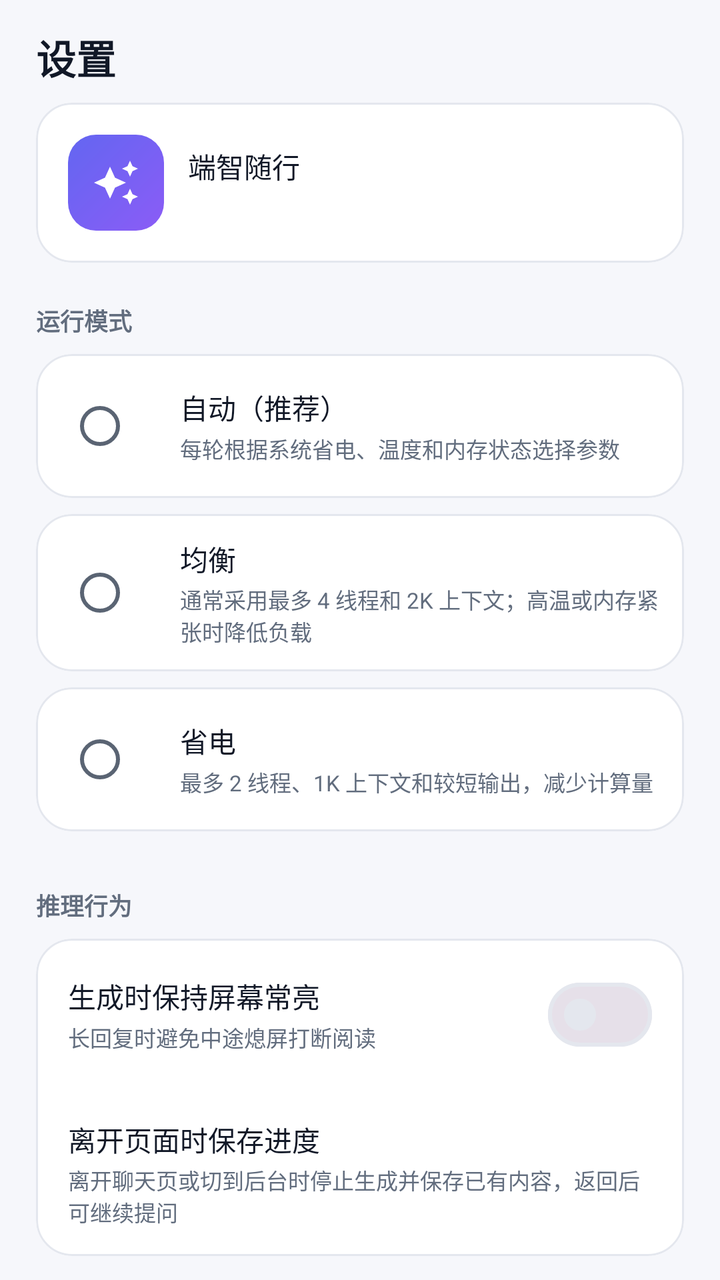
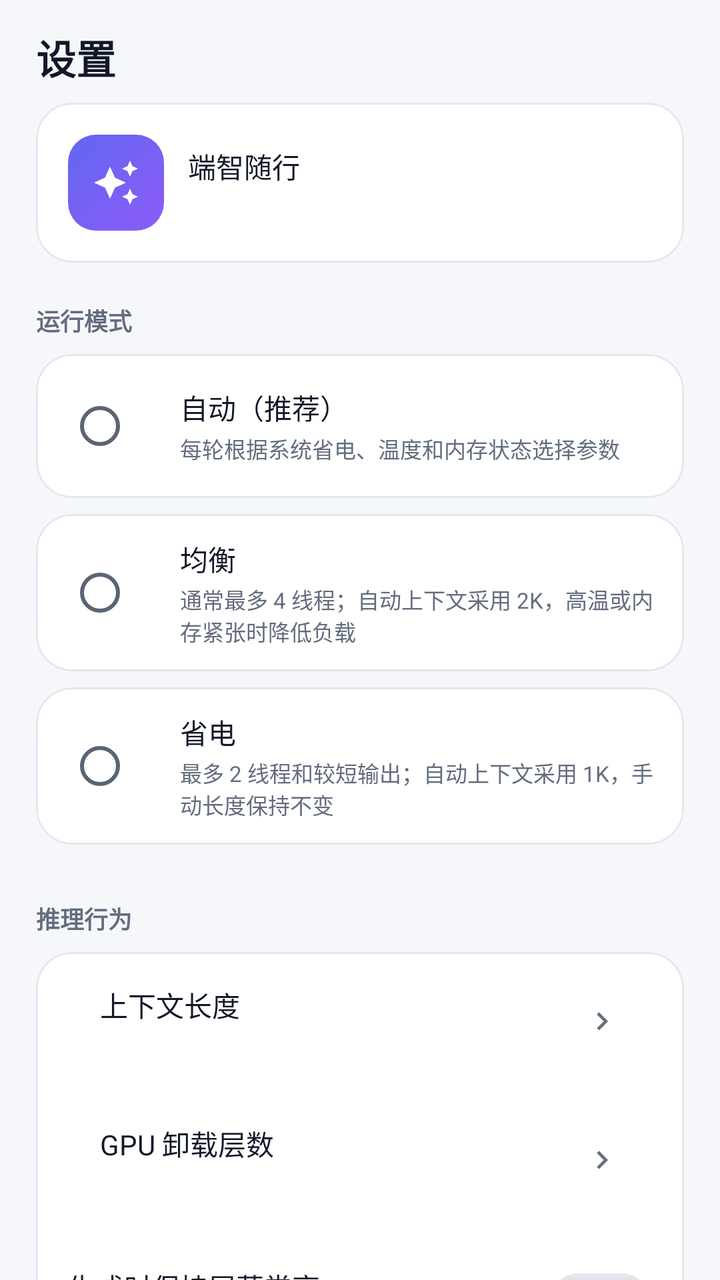

Before-and-after screenshots of an Android layout around one commit, followed by the original layout XML and the change that was made.
<!-- AndroidManifest.xml: application theme Theme.LocalAI -->
<!-- res/layout/fragment_settings.xml -->
<?xml version="1.0" encoding="utf-8"?>
<ScrollView xmlns:android="http://schemas.android.com/apk/res/android"
    xmlns:app="http://schemas.android.com/apk/res-auto"
    android:layout_width="match_parent"
    android:layout_height="match_parent"
    android:scrollbars="none">

    <LinearLayout
        android:layout_width="match_parent"
        android:layout_height="wrap_content"
        android:orientation="vertical"
        android:paddingBottom="28dp">

        <TextView
            style="@style/Text.App.PageTitle"
            android:layout_width="wrap_content"
            android:layout_height="wrap_content"
            android:text="@string/settings_title"
            android:paddingStart="@dimen/pad_screen"
            android:paddingEnd="@dimen/pad_screen"
            android:paddingTop="14dp" />

        
        <com.google.android.material.card.MaterialCardView
            android:layout_width="match_parent"
            android:layout_height="wrap_content"
            android:layout_marginStart="@dimen/pad_screen"
            android:layout_marginEnd="@dimen/pad_screen"
            android:layout_marginTop="@dimen/gap_sm">

            <LinearLayout
                android:layout_width="match_parent"
                android:layout_height="wrap_content"
                android:orientation="horizontal"
                android:gravity="center_vertical"
                android:padding="16dp">

                <FrameLayout
                    android:layout_width="48dp"
                    android:layout_height="48dp">

                    <View
                        android:layout_width="match_parent"
                        android:layout_height="match_parent"
                        android:background="@drawable/grad_a" />

                    <ImageView
                        android:layout_width="24dp"
                        android:layout_height="24dp"
                        android:layout_gravity="center"
                        android:src="@drawable/ic_sparkle"
                        app:tint="@android:color/white" />
                </FrameLayout>

                <LinearLayout
                    android:layout_width="0dp"
                    android:layout_height="wrap_content"
                    android:layout_weight="1"
                    android:layout_marginStart="12dp"
                    android:orientation="vertical">

                    <TextView
                        style="@style/Text.App.ItemTitle"
                        android:layout_width="wrap_content"
                        android:layout_height="wrap_content"
                        android:text="@string/app_name" />

                    <TextView
                        android:id="@+id/text_version"
                        style="@style/Text.App.Caption"
                        android:layout_width="wrap_content"
                        android:layout_height="wrap_content"
                        android:layout_marginTop="2dp" />
                </LinearLayout>
            </LinearLayout>
        </com.google.android.material.card.MaterialCardView>

        
        <TextView
            style="@style/GroupLabel"
            android:layout_width="wrap_content"
            android:layout_height="wrap_content"
            android:text="@string/group_mode" />

        <com.google.android.material.card.MaterialCardView
            android:id="@+id/mode_auto"
            style="@style/ModeCard">

            <LinearLayout
                android:layout_width="match_parent"
                android:layout_height="wrap_content"
                android:orientation="horizontal"
                android:gravity="center_vertical"
                android:padding="12dp">

                <RadioButton
                    android:id="@+id/radio_auto"
                    style="@style/ModeRadio" />

                <LinearLayout style="@style/ModeTextCol">
                    <TextView style="@style/Text.App.ItemTitle" android:layout_width="match_parent" android:layout_height="wrap_content" android:text="@string/mode_auto" />
                    <TextView style="@style/Text.App.Caption" android:layout_width="match_parent" android:layout_height="wrap_content" android:layout_marginTop="2dp" android:text="@string/mode_auto_desc" />
                </LinearLayout>
            </LinearLayout>
        </com.google.android.material.card.MaterialCardView>

        <com.google.android.material.card.MaterialCardView
            android:id="@+id/mode_balanced"
            style="@style/ModeCard">

            <LinearLayout
                android:layout_width="match_parent"
                android:layout_height="wrap_content"
                android:orientation="horizontal"
                android:gravity="center_vertical"
                android:padding="12dp">

                <RadioButton
                    android:id="@+id/radio_balanced"
                    style="@style/ModeRadio" />

                <LinearLayout style="@style/ModeTextCol">
                    <TextView style="@style/Text.App.ItemTitle" android:layout_width="match_parent" android:layout_height="wrap_content" android:text="@string/mode_balanced" />
                    <TextView style="@style/Text.App.Caption" android:layout_width="match_parent" android:layout_height="wrap_content" android:layout_marginTop="2dp" android:text="@string/mode_balanced_desc" />
                </LinearLayout>
            </LinearLayout>
        </com.google.android.material.card.MaterialCardView>

        <com.google.android.material.card.MaterialCardView
            android:id="@+id/mode_saver"
            style="@style/ModeCard">

            <LinearLayout
                android:layout_width="match_parent"
                android:layout_height="wrap_content"
                android:orientation="horizontal"
                android:gravity="center_vertical"
                android:padding="12dp">

                <RadioButton
                    android:id="@+id/radio_saver"
                    style="@style/ModeRadio" />

                <LinearLayout style="@style/ModeTextCol">
                    <TextView style="@style/Text.App.ItemTitle" android:layout_width="match_parent" android:layout_height="wrap_content" android:text="@string/mode_saver" />
                    <TextView style="@style/Text.App.Caption" android:layout_width="match_parent" android:layout_height="wrap_content" android:layout_marginTop="2dp" android:text="@string/mode_saver_desc" />
                </LinearLayout>
            </LinearLayout>
        </com.google.android.material.card.MaterialCardView>

        
        <TextView
            style="@style/GroupLabel"
            android:layout_width="wrap_content"
            android:layout_height="wrap_content"
            android:text="@string/group_inference" />

        <com.google.android.material.card.MaterialCardView
            android:layout_width="match_parent"
            android:layout_height="wrap_content"
            android:layout_marginStart="@dimen/pad_screen"
            android:layout_marginEnd="@dimen/pad_screen">

            <LinearLayout
                android:layout_width="match_parent"
                android:layout_height="wrap_content"
                android:orientation="vertical"
                android:paddingStart="16dp"
                android:paddingEnd="16dp">

                <LinearLayout style="@style/SwitchRow">
                    <LinearLayout style="@style/SwitchTextCol">
                        <TextView style="@style/RowTitle" android:text="@string/sw_keep_screen" />
                        <TextView style="@style/Text.App.Caption" android:layout_width="match_parent" android:layout_height="wrap_content" android:layout_marginTop="2dp" android:text="@string/sw_keep_screen_sub" />
                    </LinearLayout>
                    <com.google.android.material.materialswitch.MaterialSwitch
                        android:id="@+id/sw_keep_screen"
                        style="@style/RowSwitch" />
                </LinearLayout>

                <LinearLayout style="@style/SwitchRow">
                    <LinearLayout style="@style/SwitchTextCol">
                        <TextView style="@style/RowTitle" android:text="@string/sw_bg_gen" />
                        <TextView style="@style/Text.App.Caption" android:layout_width="match_parent" android:layout_height="wrap_content" android:layout_marginTop="2dp" android:text="@string/sw_bg_gen_sub" />
                    </LinearLayout>
                </LinearLayout>
            </LinearLayout>
        </com.google.android.material.card.MaterialCardView>

        
        <TextView
            style="@style/GroupLabel"
            android:layout_width="wrap_content"
            android:layout_height="wrap_content"
            android:text="@string/group_storage" />

        <com.google.android.material.card.MaterialCardView
            android:layout_width="match_parent"
            android:layout_height="wrap_content"
            android:layout_marginStart="@dimen/pad_screen"
            android:layout_marginEnd="@dimen/pad_screen">

            <LinearLayout
                android:layout_width="match_parent"
                android:layout_height="wrap_content"
                android:orientation="vertical">

                <LinearLayout
                    android:id="@+id/row_clear_cache"
                    style="@style/TapRow">

                    <LinearLayout style="@style/SwitchTextCol">
                        <TextView style="@style/RowTitle" android:text="@string/row_clear_cache" />
                        <TextView
                            android:id="@+id/text_cache_size"
                            style="@style/Text.App.Caption"
                            android:layout_width="wrap_content"
                            android:layout_height="wrap_content"
                            android:layout_marginTop="2dp" />
                    </LinearLayout>

                    <ImageView style="@style/Chevron" android:src="@drawable/ic_chevron_right" />
                </LinearLayout>

                <LinearLayout
                    android:id="@+id/row_clear_sessions"
                    style="@style/TapRow">

                    <LinearLayout style="@style/SwitchTextCol">
                        <TextView
                            style="@style/RowTitle"
                            android:textColor="@color/status_danger"
                            android:text="@string/row_clear_sessions" />
                    </LinearLayout>

                    <ImageView style="@style/Chevron" android:src="@drawable/ic_chevron_right" />
                </LinearLayout>
            </LinearLayout>
        </com.google.android.material.card.MaterialCardView>

        
        <TextView
            style="@style/GroupLabel"
            android:layout_width="wrap_content"
            android:layout_height="wrap_content"
            android:text="@string/group_privacy" />

        <com.google.android.material.card.MaterialCardView
            android:layout_width="match_parent"
            android:layout_height="wrap_content"
            android:layout_marginStart="@dimen/pad_screen"
            android:layout_marginEnd="@dimen/pad_screen">

            <LinearLayout
                android:id="@+id/row_privacy"
                style="@style/TapRow">

                <LinearLayout style="@style/SwitchTextCol">
                    <TextView style="@style/RowTitle" android:text="@string/privacy_title" />
                    <TextView style="@style/Text.App.Caption" android:layout_width="match_parent" android:layout_height="wrap_content" android:layout_marginTop="2dp" android:text="@string/sw_metrics_sub" />
                </LinearLayout>

                <ImageView style="@style/Chevron" android:src="@drawable/ic_chevron_right" />
            </LinearLayout>
        </com.google.android.material.card.MaterialCardView>

        
        <TextView
            style="@style/GroupLabel"
            android:layout_width="wrap_content"
            android:layout_height="wrap_content"
            android:text="@string/group_about" />

        <com.google.android.material.card.MaterialCardView
            android:layout_width="match_parent"
            android:layout_height="wrap_content"
            android:layout_marginStart="@dimen/pad_screen"
            android:layout_marginEnd="@dimen/pad_screen">

            <LinearLayout
                android:layout_width="match_parent"
                android:layout_height="wrap_content"
                android:orientation="vertical">

                <LinearLayout
                    android:id="@+id/row_license"
                    style="@style/TapRow">

                    <LinearLayout style="@style/SwitchTextCol">
                        <TextView style="@style/RowTitle" android:text="@string/row_license" />
                        <TextView style="@style/Text.App.Caption" android:layout_width="wrap_content" android:layout_height="wrap_content" android:layout_marginTop="2dp" android:text="@string/row_license_sub" />
                    </LinearLayout>

                    <ImageView style="@style/Chevron" android:src="@drawable/ic_chevron_right" />
                </LinearLayout>
            </LinearLayout>
        </com.google.android.material.card.MaterialCardView>
    </LinearLayout>
</ScrollView>
<!-- resources referenced by this layout -->
<resources>
  <color name="status_danger">#DC2626</color>
  <dimen name="gap_sm">8dp</dimen>
  <dimen name="pad_screen">18dp</dimen>
  <string name="app_name">端智随行</string>
  <string name="group_about">关于</string>
  <string name="group_inference">推理行为</string>
  <string name="group_mode">运行模式</string>
  <string name="group_privacy">隐私</string>
  <string name="group_storage">存储与数据</string>
  <string name="mode_auto">自动（推荐）</string>
  <string name="mode_auto_desc">每轮根据系统省电、温度和内存状态选择参数</string>
  <string name="mode_balanced">均衡</string>
  <string name="mode_balanced_desc">通常采用最多 4 线程和 2K 上下文；高温或内存紧张时降低负载</string>
  <string name="mode_saver">省电</string>
  <string name="mode_saver_desc">最多 2 线程、1K 上下文和较短输出，减少计算量</string>
  <string name="privacy_title">隐私与数据说明</string>
  <string name="row_clear_cache">清理临时缓存</string>
  <string name="row_clear_sessions">清空全部会话</string>
  <string name="row_license">开源许可证</string>
  <string name="row_license_sub">离线查看组件归属、版本与完整许可文本</string>
  <string name="settings_title">设置</string>
  <string name="sw_bg_gen">离开页面时保存进度</string>
  <string name="sw_bg_gen_sub">离开聊天页或切到后台时停止生成并保存已有内容，返回后可继续提问</string>
  <string name="sw_keep_screen">生成时保持屏幕常亮</string>
  <string name="sw_keep_screen_sub">长回复时避免中途熄屏打断阅读</string>
  <string name="sw_metrics_sub">模型下载需要联网；聊天推理在本机完成，不上传对话或性能数据</string>
  <style name="Chevron">
          <item name="android:layout_width">18dp</item>
          <item name="android:layout_height">18dp</item>
          <item name="tint">@color/text_tertiary</item>
      </style>
  <style name="RowSwitch">
          <item name="android:layout_width">wrap_content</item>
          <item name="android:layout_height">wrap_content</item>
          <item name="android:layout_marginStart">12dp</item>
      </style>
  <style name="RowTitle" parent="android:TextAppearance">
          <item name="android:layout_width">wrap_content</item>
          <item name="android:layout_height">wrap_content</item>
          <item name="android:textSize">14sp</item>
          <item name="android:textColor">@color/text_primary</item>
      </style>
  <style name="SwitchTextCol">
          <item name="android:layout_width">0dp</item>
          <item name="android:layout_weight">1</item>
          <item name="android:layout_height">wrap_content</item>
          <item name="android:orientation">vertical</item>
      </style>
  <style name="Text.App.Caption" parent="android:TextAppearance">
          <item name="android:textSize">11sp</item>
          <item name="android:textColor">@color/text_tertiary</item>
      </style>
  <color name="text_tertiary">#626D7E</color>
  <color name="text_primary">#111827</color>
  <color name="md_primary">#4F46E5</color>
  <color name="md_on_primary">#FFFFFF</color>
  <color name="md_primary_container">#E0E7FF</color>
  <color name="md_on_primary_container">#1E1B4B</color>
  <color name="md_secondary">#0D9488</color>
  <color name="md_on_secondary">#FFFFFF</color>
  <color name="md_secondary_container">#CCFBF1</color>
  <color name="md_on_secondary_container">#042F2E</color>
  <color name="md_tertiary">#D97706</color>
  <color name="md_on_tertiary">#FFFFFF</color>
  <color name="md_tertiary_container">#FEF3C7</color>
  <color name="md_on_tertiary_container">#78350F</color>
  <color name="surface">#FFFFFF</color>
  <color name="on_surface">#111827</color>
  <color name="surface_variant">#EDF0F8</color>
  <color name="on_surface_variant">#5A6473</color>
  <color name="outline">#E4E7EE</color>
  <color name="app_background">#F6F7FB</color>
  <style name="Widget.App.NavIndicator" parent="Widget.Material3.BottomNavigationView.ActiveIndicator">
          <item name="android:color">?attr/colorPrimaryContainer</item>
      </style>
  <dimen name="radius_card">18dp</dimen>
  <!-- unchanged entries left out for length: 15 -->
</resources>

<!-- the commit's change to res/layout/fragment_settings.xml (unified diff, before → after) -->
@@ -168,6 +168,22 @@
                 android:paddingStart="16dp"
                 android:paddingEnd="16dp">
 
+                <LinearLayout android:id="@+id/row_context_length" style="@style/TapRow">
+                    <LinearLayout style="@style/SwitchTextCol">
+                        <TextView style="@style/RowTitle" android:text="@string/row_context_length" />
+                        <TextView android:id="@+id/text_context_length" style="@style/Text.App.Caption" android:layout_width="match_parent" android:layout_height="wrap_content" android:layout_marginTop="2dp" />
+                    </LinearLayout>
+                    <ImageView style="@style/Chevron" android:src="@drawable/ic_chevron_right" />
+                </LinearLayout>
+
+                <LinearLayout android:id="@+id/row_gpu_layers" style="@style/TapRow">
+                    <LinearLayout style="@style/SwitchTextCol">
+                        <TextView style="@style/RowTitle" android:text="@string/row_gpu_layers" />
+                        <TextView android:id="@+id/text_gpu_layers" style="@style/Text.App.Caption" android:layout_width="match_parent" android:layout_height="wrap_content" android:layout_marginTop="2dp" />
+                    </LinearLayout>
+                    <ImageView style="@style/Chevron" android:src="@drawable/ic_chevron_right" />
+                </LinearLayout>
+
                 <LinearLayout style="@style/SwitchRow">
                     <LinearLayout style="@style/SwitchTextCol">
                         <TextView style="@style/RowTitle" android:text="@string/sw_keep_screen" />
<!-- resource entries referenced after the edit -->
@@ -12,12 +12,14 @@
   <string name="mode_auto">自动（推荐）</string>
   <string name="mode_auto_desc">每轮根据系统省电、温度和内存状态选择参数</string>
   <string name="mode_balanced">均衡</string>
-  <string name="mode_balanced_desc">通常采用最多 4 线程和 2K 上下文；高温或内存紧张时降低负载</string>
+  <string name="mode_balanced_desc">通常最多 4 线程；自动上下文采用 2K，高温或内存紧张时降低负载</string>
   <string name="mode_saver">省电</string>
-  <string name="mode_saver_desc">最多 2 线程、1K 上下文和较短输出，减少计算量</string>
+  <string name="mode_saver_desc">最多 2 线程和较短输出；自动上下文采用 1K，手动长度保持不变</string>
   <string name="privacy_title">隐私与数据说明</string>
   <string name="row_clear_cache">清理临时缓存</string>
   <string name="row_clear_sessions">清空全部会话</string>
+  <string name="row_context_length">上下文长度</string>
+  <string name="row_gpu_layers">GPU 卸载层数</string>
   <string name="row_license">开源许可证</string>
   <string name="row_license_sub">离线查看组件归属、版本与完整许可文本</string>
   <string name="settings_title">设置</string>
